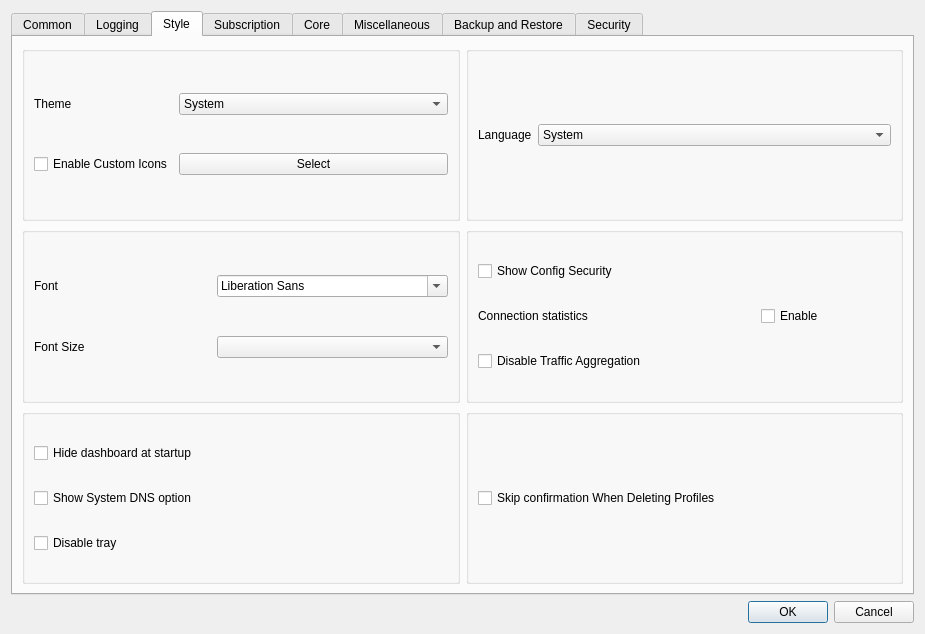
0-Kutya-0/Throne, file include/ui/setting/dialog_basic_settings.ui: the form before one commit.
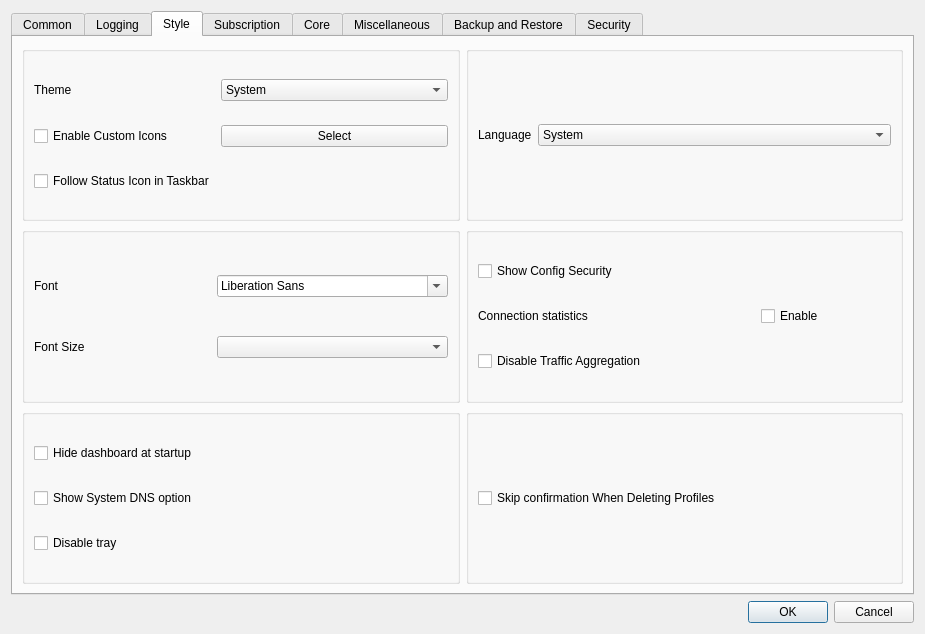
The form after the commit. The open tabs and pages were chosen to show the change. Custom widgets are drawn as their Qt base class.

Commit message:
Add option to disable custom icon in dock (#1809)
* add option to disable custom icon in dock

* added a tooltip

* fix

* Added follow_status_in_taskbar setting with persistence (default true, so behavior is unchanged for everyone including non-custom-icon users)
Added Icon::GetBrandIcon() that loads the bundled Throne icon directly, bypassing the custom icon lookup
Added checkbox in Style settings group with tooltip; disabled when custom icons are off
Dock/taskbar icon now honors the setting; tray icon is unaffected

* remove unnecessary comment

* some fixes

---------

```diff
--- a/include/ui/setting/dialog_basic_settings.ui
+++ b/include/ui/setting/dialog_basic_settings.ui
@@ -668,6 +668,16 @@
               </property>
              </widget>
             </item>
+            <item row="2" column="0">
+             <widget class="QCheckBox" name="follow_status_in_taskbar">
+              <property name="toolTip">
+               <string>Follow the connection status icon in the dock/taskbar. When off, it always shows the Throne icon</string>
+              </property>
+              <property name="text">
+               <string>Follow Status Icon in Taskbar</string>
+              </property>
+             </widget>
+            </item>
            </layout>
           </widget>
          </item>
```
The commit also changes 7 other files.
